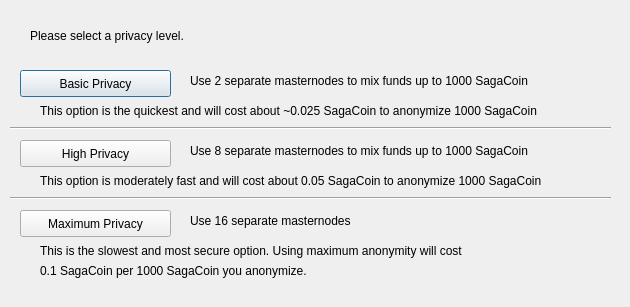
AShelter/DemoCoin, file src/qt/forms/darksendconfig.ui: the form before one commit.
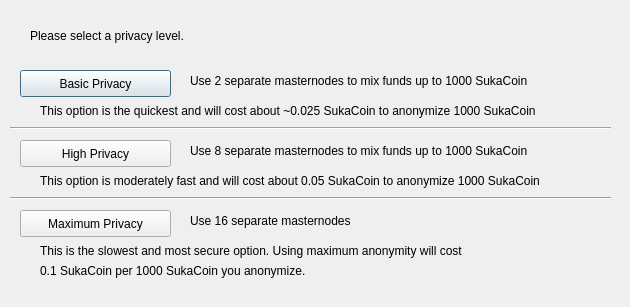
The form after the commit.

Patch:
```diff
--- a/src/qt/forms/darksendconfig.ui
+++ b/src/qt/forms/darksendconfig.ui
@@ -75,7 +75,7 @@
     </rect>
    </property>
    <property name="text">
-    <string>Use 2 separate masternodes to mix funds up to 1000 SagaCoin</string>
+    <string>Use 2 separate masternodes to mix funds up to 1000 SukaCoin</string>
    </property>
   </widget>
   <widget class="QLabel" name="label_3">
@@ -88,7 +88,7 @@
     </rect>
    </property>
    <property name="text">
-    <string>Use 8 separate masternodes to mix funds up to 1000 SagaCoin</string>
+    <string>Use 8 separate masternodes to mix funds up to 1000 SukaCoin</string>
    </property>
   </widget>
   <widget class="QLabel" name="label_4">
@@ -114,7 +114,7 @@
     </rect>
    </property>
    <property name="text">
-    <string>This option is the quickest and will cost about ~0.025 SagaCoin to anonymize 1000 SagaCoin</string>
+    <string>This option is the quickest and will cost about ~0.025 SukaCoin to anonymize 1000 SukaCoin</string>
    </property>
   </widget>
   <widget class="QLabel" name="label_7">
@@ -127,7 +127,7 @@
     </rect>
    </property>
    <property name="text">
-    <string>This option is moderately fast and will cost about 0.05 SagaCoin to anonymize 1000 SagaCoin</string>
+    <string>This option is moderately fast and will cost about 0.05 SukaCoin to anonymize 1000 SukaCoin</string>
    </property>
   </widget>
   <widget class="QLabel" name="label_8">
@@ -153,7 +153,7 @@
     </rect>
    </property>
    <property name="text">
-    <string>0.1 SagaCoin per 1000 SagaCoin you anonymize.</string>
+    <string>0.1 SukaCoin per 1000 SukaCoin you anonymize.</string>
    </property>
   </widget>
   <widget class="Line" name="line">
```
